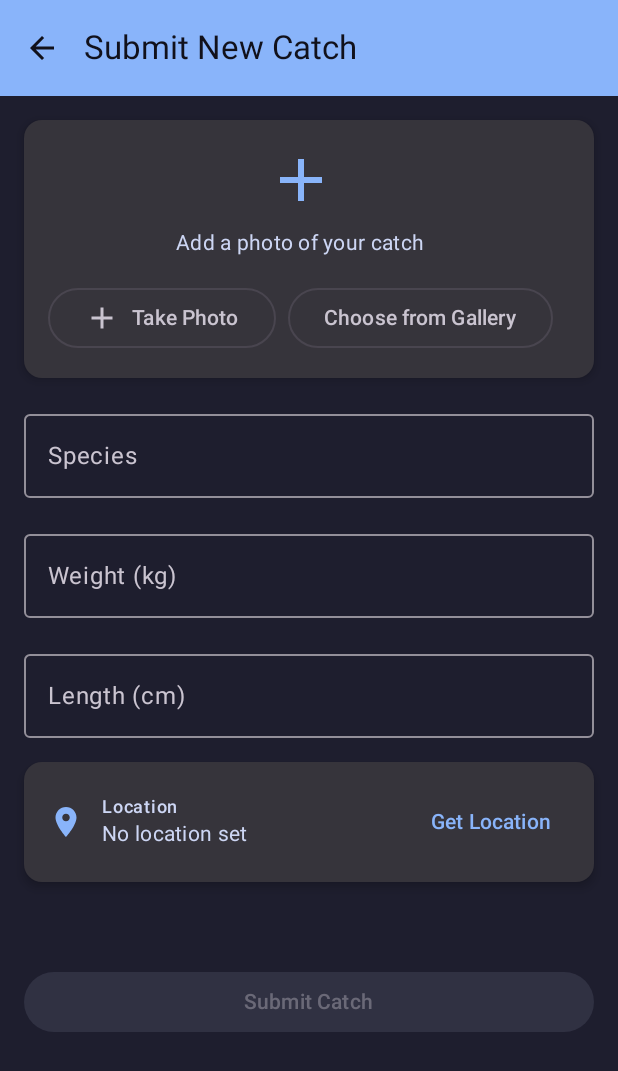
After one commit to DavidRyan/hooked, an Android app built with Jetpack Compose: the SubmitCatchScreen screen opened through its navigation route, on a phone screen of 412 x 824 dp. The commit adds this screen. Shown: the top 1071 px of the screen. Run offline under Robolectric (Android 15) with nearby library versions, the phone set to English and light mode, and no system bars; network calls fail; pictures from the network do not load; 2 statements that could not run were skipped.

Commit message:
catch upload

```diff
--- a/composeApp/src/commonMain/kotlin/core/HookedApp.kt
+++ b/composeApp/src/commonMain/kotlin/core/HookedApp.kt
@@ -9,6 +9,8 @@ import details.CatchDetailsScreen
 import details.CatchDetailsViewModel
 import grid.CatchGridScreen
 import grid.CatchGridViewModel
+import submit.SubmitCatchScreen
+import submit.SubmitCatchViewModel
 import org.koin.compose.KoinContext
 import org.koin.compose.viewmodel.koinViewModel
 import theme.HookedTheme
@@ -40,6 +42,14 @@ fun HookedApp(
                         catchId = details.catchId
                     )
                 }
+                composable<Screens.SubmitCatch> {
+                    SubmitCatchScreen(
+                        viewModel = koinViewModel<SubmitCatchViewModel>(),
+                        navigate = { screen ->
+                            navController.navigate(screen)
+                        }
+                    )
+                }
             }
         }
     }
--- a/composeApp/src/commonMain/kotlin/core/nav/Screens.kt
+++ b/composeApp/src/commonMain/kotlin/core/nav/Screens.kt
@@ -7,4 +7,6 @@ sealed class Screens() {
     object CatchGrid : Screens()
     @Serializable
     data class CatchDetails(val catchId: Long) : Screens()
+    @Serializable
+    object SubmitCatch : Screens()
 }
--- a/composeApp/src/commonMain/kotlin/di/Modules.kt
+++ b/composeApp/src/commonMain/kotlin/di/Modules.kt
@@ -2,10 +2,12 @@ package di
 
 import grid.CatchGridViewModel
 import details.CatchDetailsViewModel
+import submit.SubmitCatchViewModel
 import org.koin.compose.viewmodel.dsl.viewModelOf
 import org.koin.dsl.module
 
 val presentationModule = module {
     viewModelOf(::CatchGridViewModel)
     viewModelOf(::CatchDetailsViewModel)
+    viewModelOf(::SubmitCatchViewModel)
 }
--- a/composeApp/src/commonMain/kotlin/grid/CatchGridScreen.kt
+++ b/composeApp/src/commonMain/kotlin/grid/CatchGridScreen.kt
@@ -3,24 +3,28 @@ package grid
 import androidx.compose.foundation.background
 import androidx.compose.foundation.clickable
 import androidx.compose.foundation.layout.Arrangement
+import androidx.compose.foundation.layout.Box
 import androidx.compose.foundation.layout.PaddingValues
 import androidx.compose.foundation.layout.aspectRatio
 import androidx.compose.foundation.layout.fillMaxSize
 import androidx.compose.foundation.layout.padding
 import androidx.compose.foundation.lazy.grid.GridCells
-import core.components.AsyncImage
 import androidx.compose.foundation.lazy.grid.LazyVerticalGrid
 import androidx.compose.foundation.lazy.grid.items
 import androidx.compose.foundation.shape.RoundedCornerShape
+import androidx.compose.material.icons.Icons
+import androidx.compose.material.icons.filled.Add
 import androidx.compose.material3.Card
 import androidx.compose.material3.CardDefaults
+import androidx.compose.material3.FloatingActionButton
+import androidx.compose.material3.Icon
 import androidx.compose.runtime.Composable
 import androidx.compose.runtime.LaunchedEffect
 import androidx.compose.runtime.collectAsState
 import androidx.compose.runtime.getValue
+import androidx.compose.ui.Alignment
 import androidx.compose.ui.Modifier
 import androidx.compose.ui.unit.dp
-import androidx.navigation.NavController
 import core.components.AsyncImage
 import core.nav.Screens
 import grid.model.CatchGridEffect
@@ -48,10 +52,15 @@ fun CatchGridScreen(
             }
         }
     }
+
+    Box(
+        modifier = modifier
+            .background(HookedTheme.background)
+            .fillMaxSize()
+    ) {
         LazyVerticalGrid(
             columns = GridCells.Fixed(2),
-        modifier = modifier
-            .background(HookedTheme.background)
+            modifier = Modifier
                 .fillMaxSize()
                 .padding(8.dp),
             contentPadding = PaddingValues(4.dp),
@@ -64,6 +73,19 @@ fun CatchGridScreen(
                     onClick = {
                         viewModel.sendIntent(CatchGridIntent.NavigateToCatchDetails(it))
                     }
+                )
+            }
+        }
+
+        FloatingActionButton(
+            onClick = { navigate(Screens.SubmitCatch) },
+            modifier = Modifier
+                .align(Alignment.BottomEnd)
+                .padding(16.dp)
+        ) {
+            Icon(
+                imageVector = Icons.Default.Add,
+                contentDescription = "Add new catch"
             )
         }
     }
--- /dev/null
+++ b/composeApp/src/commonMain/kotlin/submit/SubmitCatchScreen.kt
@@ -0,0 +1,264 @@
+package submit
+
+import androidx.compose.foundation.background
+import androidx.compose.foundation.layout.*
+import androidx.compose.foundation.rememberScrollState
+import androidx.compose.foundation.text.KeyboardOptions
+import androidx.compose.foundation.verticalScroll
+import androidx.compose.material.icons.Icons
+import androidx.compose.material.icons.filled.ArrowBack
+import androidx.compose.material.icons.filled.Add
+import androidx.compose.material.icons.filled.LocationOn
+import androidx.compose.material3.*
+import androidx.compose.runtime.*
+import androidx.compose.ui.Alignment
+import androidx.compose.ui.Modifier
+import androidx.compose.ui.text.input.KeyboardType
+import androidx.compose.ui.unit.dp
+import core.components.AsyncImage
+import core.nav.Screens
+import kotlinx.coroutines.flow.collectLatest
+import submit.model.SubmitCatchEffect
+import submit.model.SubmitCatchIntent
+import theme.HookedTheme
+
+@OptIn(ExperimentalMaterial3Api::class)
+@Composable
+fun SubmitCatchScreen(
+    modifier: Modifier = Modifier,
+    viewModel: SubmitCatchViewModel,
+    navigate: (Screens) -> Unit
+) {
+    val state by viewModel.state.collectAsState()
+
+    LaunchedEffect(Unit) {
+        viewModel.effect.collectLatest { effect ->
+            when (effect) {
+                is SubmitCatchEffect.NavigateBack -> {
+                    navigate(Screens.CatchGrid)
+                }
+                is SubmitCatchEffect.ShowError -> {
+                    // Handle error display - could show snackbar
+                }
+                is SubmitCatchEffect.CatchSubmittedSuccessfully -> {
+                    navigate(Screens.CatchGrid)
+                }
+                // Photo-related effects will be handled by platform-specific implementations
+                else -> {}
+            }
+        }
+    }
+
+    Column(
+        modifier = modifier
+            .background(HookedTheme.background)
+            .fillMaxSize()
+    ) {
+        // Top App Bar
+        TopAppBar(
+            title = { Text("Submit New Catch") },
+            navigationIcon = {
+                IconButton(onClick = {
+                    viewModel.sendIntent(SubmitCatchIntent.NavigateBack)
+                }) {
+                    Icon(Icons.Default.ArrowBack, contentDescription = "Back")
+                }
+            },
+            colors = TopAppBarDefaults.topAppBarColors(
+                containerColor = HookedTheme.primary,
+                titleContentColor = HookedTheme.onPrimary,
+                navigationIconContentColor = HookedTheme.onPrimary
+            )
+        )
+
+        // Content
+        Column(
+            modifier = Modifier
+                .fillMaxSize()
+                .verticalScroll(rememberScrollState())
+                .padding(16.dp),
+            verticalArrangement = Arrangement.spacedBy(16.dp)
+        ) {
+            // Photo Section
+            PhotoSection(
+                photoUri = state.photoUri,
+                onTakePhoto = { viewModel.sendIntent(SubmitCatchIntent.TakePhoto) },
+                onPickPhoto = { viewModel.sendIntent(SubmitCatchIntent.PickPhoto) }
+            )
+
+            // Species Input
+            OutlinedTextField(
+                value = state.species,
+                onValueChange = { viewModel.sendIntent(SubmitCatchIntent.UpdateSpecies(it)) },
+                label = { Text("Species") },
+                modifier = Modifier.fillMaxWidth(),
+                singleLine = true
+            )
+
+            // Weight Input
+            OutlinedTextField(
+                value = state.weight,
+                onValueChange = { viewModel.sendIntent(SubmitCatchIntent.UpdateWeight(it)) },
+                label = { Text("Weight (kg)") },
+                modifier = Modifier.fillMaxWidth(),
+                keyboardOptions = KeyboardOptions(keyboardType = KeyboardType.Decimal),
+                singleLine = true
+            )
+
+            // Length Input
+            OutlinedTextField(
+                value = state.length,
+                onValueChange = { viewModel.sendIntent(SubmitCatchIntent.UpdateLength(it)) },
+                label = { Text("Length (cm)") },
+                modifier = Modifier.fillMaxWidth(),
+                keyboardOptions = KeyboardOptions(keyboardType = KeyboardType.Decimal),
+                singleLine = true
+            )
+
+            // Location Section
+            LocationSection(
+                locationText = state.locationText,
+                isLoading = state.isLocationLoading,
+                onGetLocation = { viewModel.sendIntent(SubmitCatchIntent.GetCurrentLocation) }
+            )
+
+            Spacer(modifier = Modifier.height(24.dp))
+
+            // Submit Button
+            Button(
+                onClick = { viewModel.sendIntent(SubmitCatchIntent.SubmitCatch) },
+                modifier = Modifier.fillMaxWidth(),
+                enabled = state.isFormValid && !state.isSubmitting,
+                colors = ButtonDefaults.buttonColors(
+                    containerColor = HookedTheme.primary
+                )
+            ) {
+                if (state.isSubmitting) {
+                    CircularProgressIndicator(
+                        modifier = Modifier.size(20.dp),
+                        color = HookedTheme.onPrimary
+                    )
+                } else {
+                    Text("Submit Catch")
+                }
+            }
+        }
+    }
+}
+
+@Composable
+private fun PhotoSection(
+    photoUri: String?,
+    onTakePhoto: () -> Unit,
+    onPickPhoto: () -> Unit
+) {
+    Card(
+        modifier = Modifier.fillMaxWidth(),
+        elevation = CardDefaults.cardElevation(defaultElevation = 4.dp)
+    ) {
+        Column(
+            modifier = Modifier.padding(16.dp),
+            horizontalAlignment = Alignment.CenterHorizontally
+        ) {
+            if (photoUri != null) {
+                AsyncImage(
+                    imageUrl = photoUri,
+                    modifier = Modifier
+                        .fillMaxWidth()
+                        .height(200.dp)
+                )
+
+                Spacer(modifier = Modifier.height(8.dp))
+
+                Row(
+                    horizontalArrangement = Arrangement.spacedBy(8.dp)
+                ) {
+                    TextButton(onClick = onTakePhoto) {
+                        Text("Retake Photo")
+                    }
+                    TextButton(onClick = onPickPhoto) {
+                        Text("Choose Different")
+                    }
+                }
+            } else {
+                Icon(
+                    imageVector = Icons.Default.Add,
+                    contentDescription = null,
+                    modifier = Modifier.size(48.dp),
+                    tint = HookedTheme.primary
+                )
+
+                Spacer(modifier = Modifier.height(8.dp))
+
+                Text(
+                    text = "Add a photo of your catch",
+                    style = MaterialTheme.typography.bodyMedium
+                )
+
+                Spacer(modifier = Modifier.height(16.dp))
+
+                Row(
+                    horizontalArrangement = Arrangement.spacedBy(8.dp)
+                ) {
+                    OutlinedButton(onClick = onTakePhoto) {
+                        Icon(Icons.Default.Add, contentDescription = null)
+                        Spacer(modifier = Modifier.width(8.dp))
+                        Text("Take Photo")
+                    }
+                    OutlinedButton(onClick = onPickPhoto) {
+                        Text("Choose from Gallery")
+                    }
+                }
+            }
+        }
+    }
+}
+
+@Composable
+private fun LocationSection(
+    locationText: String,
+    isLoading: Boolean,
+    onGetLocation: () -> Unit
+) {
+    Card(
+        modifier = Modifier.fillMaxWidth(),
+        elevation = CardDefaults.cardElevation(defaultElevation = 4.dp)
+    ) {
+        Row(
+            modifier = Modifier
+                .fillMaxWidth()
+                .padding(16.dp),
+            verticalAlignment = Alignment.CenterVertically
+        ) {
+            Icon(
+                imageVector = Icons.Default.LocationOn,
+                contentDescription = null,
+                tint = HookedTheme.primary
+            )
+
+            Spacer(modifier = Modifier.width(12.dp))
+
+            Column(modifier = Modifier.weight(1f)) {
+                Text(
+                    text = "Location",
+                    style = MaterialTheme.typography.labelMedium
+                )
+                Text(
+                    text = locationText,
+                    style = MaterialTheme.typography.bodyMedium
+                )
+            }
+
+            if (isLoading) {
+                CircularProgressIndicator(
+                    modifier = Modifier.size(24.dp),
+                    color = HookedTheme.primary
+                )
+            } else {
+                TextButton(onClick = onGetLocation) {
+                    Text("Get Location")
+                }
+            }
+        }
+    }
+}
--- /dev/null
+++ b/composeApp/src/commonMain/kotlin/submit/model/SubmitCatchState.kt
@@ -0,0 +1,26 @@
+package submit.model
+
+data class SubmitCatchState(
+    val species: String = "",
+    val weight: String = "",
+    val length: String = "",
+    val latitude: Double? = null,
+    val longitude: Double? = null,
+    val photoUri: String? = null,
+    val isLoading: Boolean = false,
+    val isSubmitting: Boolean = false,
+    val isLocationLoading: Boolean = false,
+    val errorMessage: String? = null
+) {
+    val isFormValid: Boolean
+        get() = species.isNotBlank() &&
+                weight.toDoubleOrNull() != null &&
+                length.toDoubleOrNull() != null
+
+    val locationText: String
+        get() = if (latitude != null && longitude != null) {
+            "${String.format("%.4f", latitude)}, ${String.format("%.4f", longitude)}"
+        } else {
+            "No location set"
+        }
+}
--- a/shared/src/commonMain/kotlin/di/UseCaseModule.kt
+++ b/shared/src/commonMain/kotlin/di/UseCaseModule.kt
@@ -2,10 +2,12 @@ package di
 
 import domain.usecase.GetCatchesUseCase
 import domain.usecase.GetCatchDetailsUseCase
+import domain.usecase.SubmitCatchUseCase
 import org.koin.dsl.module
 
 
 val useCaseModule = module {
     single { GetCatchesUseCase(get()) }
     single { GetCatchDetailsUseCase(get()) }
+    single { SubmitCatchUseCase(get()) }
 }
--- a/shared/src/commonMain/kotlin/domain/model/CatchDetailsEntity.kt
+++ b/shared/src/commonMain/kotlin/domain/model/CatchDetailsEntity.kt
@@ -26,7 +26,7 @@ fun CatchDto.toCatchDetailsEntity(): CatchDetailsEntity {
         timestamp = timestamp,
         photoUrl = photoUrl,
         location = if (latitude != null && longitude != null) {
-            "${String.format("%.4f", latitude)}, ${String.format("%.4f", longitude)}"
+            "${latitude.toString().take(6)}, ${longitude.toString().take(6)}"
         } else "Unknown location",
         dateCaught = timestamp?.let {
             // Convert timestamp to readable date - simplified for KMP compatibility
```
Also changed, not shown: composeApp/src/commonMain/kotlin/submit/SubmitCatchViewModel.kt (added, +106 -0 lines), composeApp/src/commonMain/kotlin/submit/model/SubmitCatchEffect.kt (added, +11 -0 lines), composeApp/src/commonMain/kotlin/submit/model/SubmitCatchIntent.kt (added, +14 -0 lines), shared/src/commonMain/kotlin/data/api/HookedApiService.kt (+21 -0 lines), shared/src/commonMain/kotlin/data/model/CatchDto.kt (+17 -0 lines), shared/src/commonMain/kotlin/data/repo/CatchRepository.kt (+22 -0 lines), shared/src/commonMain/kotlin/domain/model/SubmitCatchRequest.kt (added, +11 -0 lines), shared/src/commonMain/kotlin/domain/usecase/SubmitCatchUseCase.kt (added, +26 -0 lines). Lines whose indentation alone changed are shown as unchanged.
